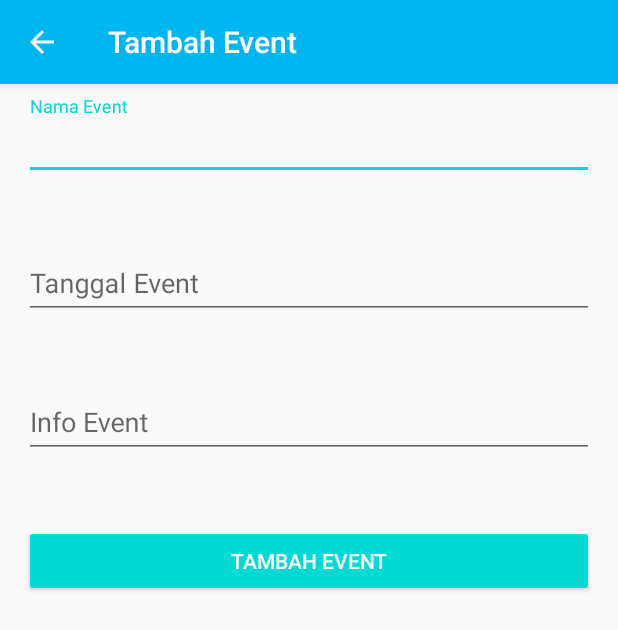
After one commit to arifmh18/EventManagement, an Android app: the AddEventActivity screen opened directly, with no data from a screen before it, on a phone screen of 412 x 824 dp. The commit adds this screen. Shown: the top 630 px of the screen. Run offline under Robolectric (Android 15) with nearby library versions, the phone set to English and light mode, and no system bars.

Commit message:
[+]add event activity

```diff
--- /dev/null
+++ b/app/src/main/java/com/ardat/eventmanagement/AddEventActivity.kt
@@ -0,0 +1,79 @@
+package com.ardat.eventmanagement
+
+import android.app.DatePickerDialog
+import androidx.appcompat.app.AppCompatActivity
+import android.os.Bundle
+import android.view.MenuItem
+import kotlinx.android.synthetic.main.activity_add_event.*
+import java.util.*
+
+class AddEventActivity : AppCompatActivity() {
+
+    override fun onCreate(savedInstanceState: Bundle?) {
+        super.onCreate(savedInstanceState)
+        setContentView(R.layout.activity_add_event)
+
+        initView()
+
+    }
+
+    private fun initView() {
+
+        supportActionBar?.title = "Tambah Event"
+        supportActionBar?.setDisplayHomeAsUpEnabled(true)
+
+        btnAddEvent.setOnClickListener {
+            checkEventForm()
+        }
+
+        tilEventDate.setOnClickListener {
+            showDatePickDialog()
+        }
+
+        tieEventDate.setOnClickListener {
+            showDatePickDialog()
+        }
+
+    }
+
+    private fun showDatePickDialog() {
+        val calendar = Calendar.getInstance()
+        val year = calendar.get(Calendar.YEAR)
+        val month = calendar.get(Calendar.MONTH)
+        val day = calendar.get(Calendar.DAY_OF_MONTH)
+
+        val datePickerDialog = DatePickerDialog(this, DatePickerDialog.OnDateSetListener {
+                _, mYear, mMonth, mDay ->
+            tieEventDate.setText("$mDay-$mMonth-$mYear")
+        }, year, month, day)
+        datePickerDialog.show()
+
+    }
+
+    private fun checkEventForm() {
+
+        val eventName = tieEventName.text.toString()
+        val eventDate = tieEventDate.text.toString()
+        val eventInfo = tieEventInfo.text.toString()
+
+        when {
+            eventName.isEmpty() -> tilEventName.error = "Mohon isikan nama event !"
+            eventDate.isEmpty() -> tilEventDate.error = "Pilih tanggal event !"
+            eventInfo.isEmpty() -> tilEventInfo.error = "Mohon isikan informasi event !"
+            else -> addEvent(eventName, eventDate, eventInfo)
+        }
+
+    }
+
+    private fun addEvent(eventName: String, eventDate: String, eventInfo: String) {
+
+    }
+
+    override fun onOptionsItemSelected(item: MenuItem): Boolean {
+        when (item.itemId){
+            android.R.id.home -> finish()
+        }
+
+        return super.onOptionsItemSelected(item)
+    }
+}
--- a/app/src/main/java/com/ardat/eventmanagement/Fragment/EventFragment.kt
+++ b/app/src/main/java/com/ardat/eventmanagement/Fragment/EventFragment.kt
@@ -1,5 +1,6 @@
 package com.ardat.eventmanagement.Fragment
 
+import android.content.Intent
 import android.os.Bundle
 import android.util.Log
 import androidx.fragment.app.Fragment
@@ -7,6 +8,7 @@ import android.view.LayoutInflater
 import android.view.View
 import android.view.ViewGroup
 import androidx.recyclerview.widget.LinearLayoutManager
+import com.ardat.eventmanagement.AddEventActivity
 import com.ardat.eventmanagement.R
 import com.ardat.eventmanagement.adapter.EventAdapter
 import com.ardat.eventmanagement.model.Event
@@ -51,6 +53,10 @@ class EventFragment : Fragment() {
         rvEvent.layoutManager = LinearLayoutManager(requireContext())
         rvEvent.adapter = adapter
 
+        fabEvent.setOnClickListener {
+            startActivity(Intent(requireActivity(), AddEventActivity::class.java))
+        }
+
         getEventData()
 
     }
--- /dev/null
+++ b/app/src/main/res/layout/activity_add_event.xml
@@ -0,0 +1,69 @@
+<?xml version="1.0" encoding="utf-8"?>
+<LinearLayout xmlns:android="http://schemas.android.com/apk/res/android"
+    xmlns:app="http://schemas.android.com/apk/res-auto"
+    xmlns:tools="http://schemas.android.com/tools"
+    android:layout_width="match_parent"
+    android:layout_height="match_parent"
+    tools:context=".AddEventActivity"
+    android:orientation="vertical">
+
+    <com.google.android.material.textfield.TextInputLayout
+        android:id="@+id/tilEventName"
+        android:layout_width="match_parent"
+        android:layout_height="wrap_content"
+        android:layout_marginHorizontal="16dp"
+        android:layout_marginVertical="8dp"
+        app:errorEnabled="true">
+
+        <com.google.android.material.textfield.TextInputEditText
+            android:id="@+id/tieEventName"
+            android:layout_width="match_parent"
+            android:layout_height="wrap_content"
+            android:hint="Nama Event"
+            android:maxLines="1"/>
+
+    </com.google.android.material.textfield.TextInputLayout>
+
+    <com.google.android.material.textfield.TextInputLayout
+        android:id="@+id/tilEventDate"
+        android:layout_width="match_parent"
+        android:layout_height="wrap_content"
+        android:layout_marginHorizontal="16dp"
+        android:layout_marginVertical="8dp"
+        app:errorEnabled="true">
+
+        <com.google.android.material.textfield.TextInputEditText
+            android:id="@+id/tieEventDate"
+            android:layout_width="match_parent"
+            android:layout_height="wrap_content"
+            android:hint="Tanggal Event"
+            android:inputType="datetime"/>
+
+    </com.google.android.material.textfield.TextInputLayout>
+
+    <com.google.android.material.textfield.TextInputLayout
+        android:id="@+id/tilEventInfo"
+        android:layout_width="match_parent"
+        android:layout_height="wrap_content"
+        android:layout_marginHorizontal="16dp"
+        android:layout_marginVertical="8dp"
+        app:errorEnabled="true">
+
+        <com.google.android.material.textfield.TextInputEditText
+            android:id="@+id/tieEventInfo"
+            android:layout_width="match_parent"
+            android:layout_height="wrap_content"
+            android:hint="Info Event"
+            android:inputType="textMultiLine"/>
+
+    </com.google.android.material.textfield.TextInputLayout>
+
+    <Button
+        android:id="@+id/btnAddEvent"
+        android:layout_width="match_parent"
+        android:layout_height="wrap_content"
+        android:layout_margin="16dp"
+        android:text="Tambah Event"
+        style="@style/Widget.AppCompat.Button.Colored"/>
+
+</LinearLayout>
```
Also changed, not shown: app/src/main/AndroidManifest.xml (+10 -5 lines).
